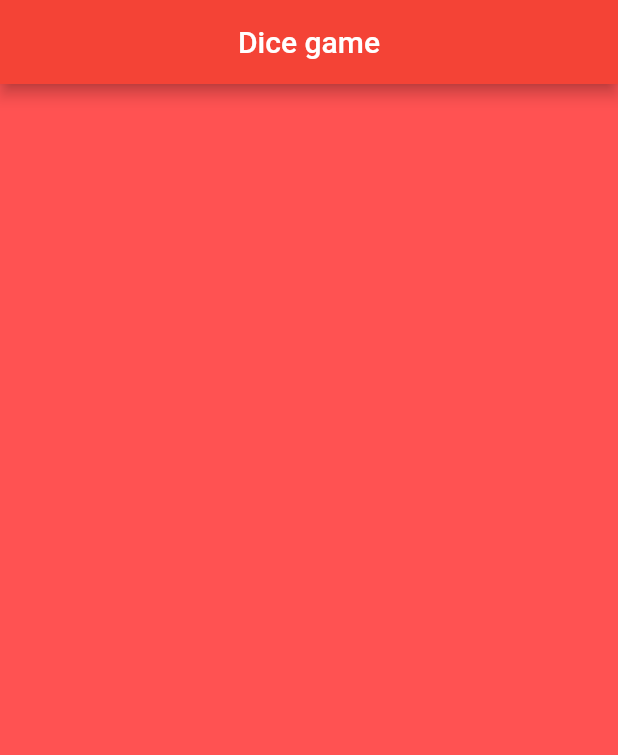
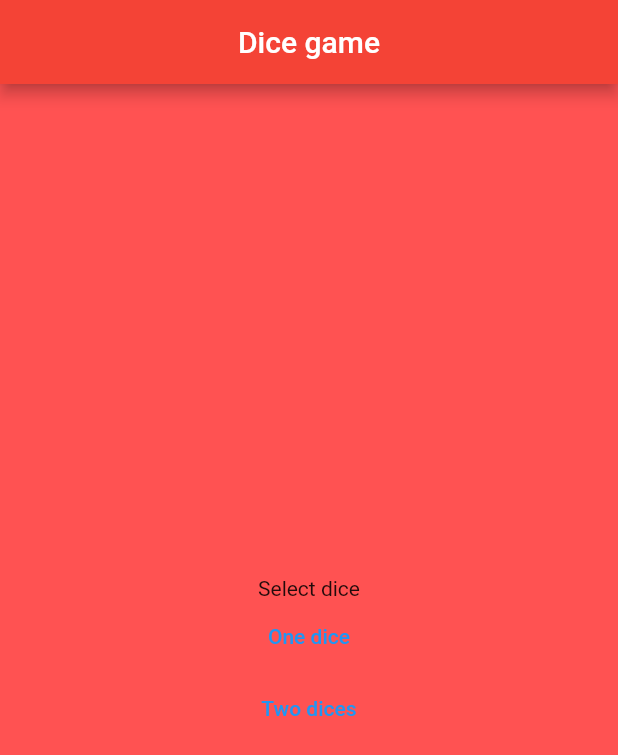
Before and after one commit to eahb0y/dice_pro, a Flutter app: the screen it shows after launch, on a phone screen of 412 x 824 dp. Shown: the top 755 px of the screen. Run offline on Flutter 3.47's test engine with Material 2 defaults, Android fonts, the phone set to English and light mode, and no system bars.

Commit message:
one and two dices is added

```diff
--- a/dice_pro/lib/main.dart
+++ b/dice_pro/lib/main.dart
@@ -1,7 +1,20 @@
+import 'package:dice_pro/two_dices.dart';
 import 'package:flutter/material.dart';
 
+import 'one_dice.dart';
+
 void main() {
-  runApp(const MyApp());
+  runApp(
+    MaterialApp(
+      debugShowCheckedModeBanner: false,
+      initialRoute: '/',
+      routes: {
+        '/': (context) => const MyApp(),
+        '/one_dice': (context) => const OneDice(),
+        '/two_dices': (context) => const TwoDices(),
+      },
+    ),
+  );
 }
 
 class MyApp extends StatelessWidget {
@@ -9,10 +22,7 @@ class MyApp extends StatelessWidget {
 
   @override
   Widget build(BuildContext context) {
-    return MaterialApp(
-      debugShowCheckedModeBanner: false,
-      initialRoute: "/",
-      home: Scaffold(
+    return Scaffold(
       backgroundColor: Colors.redAccent,
       appBar: AppBar(
         backgroundColor: Colors.red,
@@ -26,10 +36,19 @@ class MyApp extends StatelessWidget {
           ),
         ),
       ),
-        body: Column(
+      body: Center(
+        child: Column(
           mainAxisAlignment: MainAxisAlignment.center,
           crossAxisAlignment: CrossAxisAlignment.center,
-          // children: [TextButton(onPressed: onPressed, child: child)],
+          children: [
+            const Text("Select dice"),
+            TextButton(
+                onPressed: () => Navigator.pushNamed(context, '/one_dice'),
+                child: const Text("One dice")),
+            TextButton(
+                onPressed: () => Navigator.pushNamed(context, '/two_dices'),
+                child: const Text("Two dices")),
+          ],
         ),
       ),
     );
--- a/dice_pro/pubspec.yaml
+++ b/dice_pro/pubspec.yaml
@@ -60,8 +60,8 @@ flutter:
   uses-material-design: true
 
   # To add assets to your application, add an assets section, like this:
-  # assets:
-  #   - images/a_dot_burr.jpeg
+  assets:
+   - images/
   #   - images/a_dot_ham.jpeg
 
   # An image asset can refer to one or more resolution-specific "variants", see
```
Also changed, not shown: dice_pro/lib/one_dice.dart (+43 -0 lines), dice_pro/lib/two_dices.dart (added, +54 -0 lines), dice_pro/images/dice1.png (added), dice_pro/images/dice2.png (added), dice_pro/images/dice3.png (added), dice_pro/images/dice4.png (added), dice_pro/images/dice5.png (added), dice_pro/images/dice6.png (added). Lines whose indentation alone changed are shown as unchanged.
